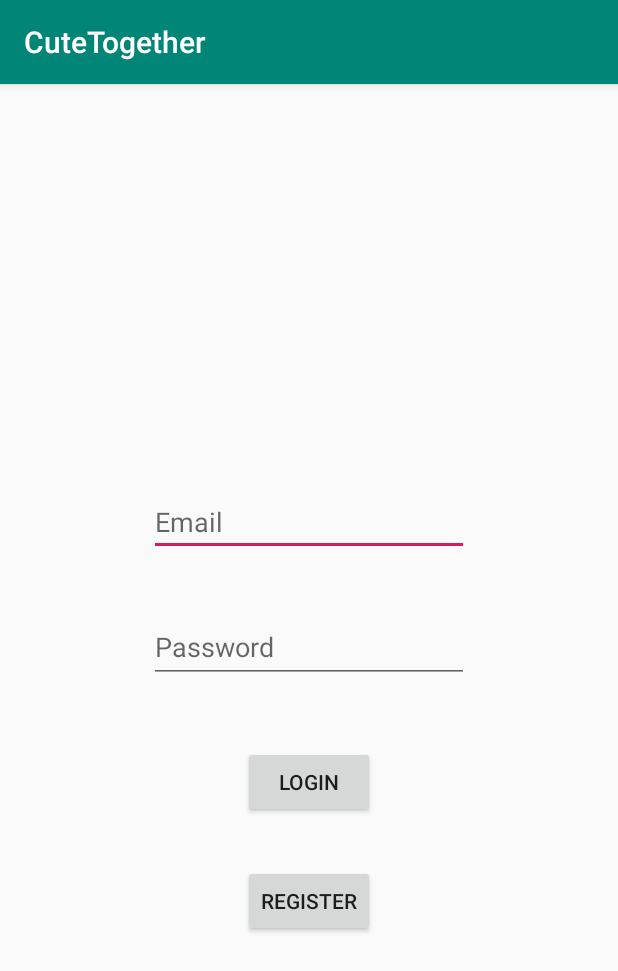
After one commit to ESE205/social-network-matchmaking, an Android app: the LoginActivity screen opened directly, with no data from a screen before it, on a phone screen of 412 x 824 dp. The commit adds this screen. Shown: the top 971 px of the screen. Run offline under Robolectric (Android 15) with nearby library versions, the phone set to English and light mode, and no system bars.

Commit message:
added firebase core to resolve issue added login activity and xml added register activty and xml known error with android support library

```diff
--- a/app/build.gradle
+++ b/app/build.gradle
@@ -23,8 +23,10 @@ dependencies {
     implementation fileTree(dir: 'libs', include: ['*.jar'])
     implementation 'com.android.support:appcompat-v7:28.0.0'
     implementation 'com.android.support.constraint:constraint-layout:1.1.3'
+    implementation 'com.google.firebase:firebase-core:16.0.3'
     implementation 'com.google.firebase:firebase-auth:16.0.3'
     testImplementation 'junit:junit:4.12'
     androidTestImplementation 'com.android.support.test:runner:1.0.2'
     androidTestImplementation 'com.android.support.test.espresso:espresso-core:3.0.2'
+    implementation 'com.android.support:recyclerview-v7:28.0.0'
 }
--- a/app/src/main/AndroidManifest.xml
+++ b/app/src/main/AndroidManifest.xml
@@ -9,6 +9,8 @@
         android:roundIcon="@mipmap/ic_launcher_round"
         android:supportsRtl="true"
         android:theme="@style/AppTheme">
+        <activity android:name=".RegisterActivity"></activity>
+        <activity android:name=".LoginActivity" />
         <activity android:name=".MainActivity">
             <intent-filter>
                 <action android:name="android.intent.action.MAIN" />
--- /dev/null
+++ b/app/src/main/java/com/example/cutetogether/LoginActivity.java
@@ -0,0 +1,13 @@
+package com.example.cutetogether;
+
+import android.support.v7.app.AppCompatActivity;
+import android.os.Bundle;
+
+public class LoginActivity extends AppCompatActivity {
+
+    @Override
+    protected void onCreate(Bundle savedInstanceState) {
+        super.onCreate(savedInstanceState);
+        setContentView(R.layout.activity_login);
+    }
+}
--- /dev/null
+++ b/app/src/main/res/layout/activity_login.xml
@@ -0,0 +1,60 @@
+<?xml version="1.0" encoding="utf-8"?>
+<android.support.constraint.ConstraintLayout xmlns:android="http://schemas.android.com/apk/res/android"
+    xmlns:app="http://schemas.android.com/apk/res-auto"
+    xmlns:tools="http://schemas.android.com/tools"
+    android:layout_width="match_parent"
+    android:layout_height="match_parent">
+
+    <EditText
+        android:id="@+id/editText"
+        android:layout_width="wrap_content"
+        android:layout_height="wrap_content"
+        android:layout_marginTop="253dp"
+        android:ems="10"
+        android:hint="@string/email_field_hint"
+        android:autofillHints="@string/email_field_hint"
+        android:inputType="textEmailAddress"
+        app:layout_constraintBottom_toTopOf="@+id/editText2"
+        app:layout_constraintEnd_toEndOf="parent"
+        app:layout_constraintStart_toStartOf="parent"
+        app:layout_constraintTop_toTopOf="parent" />
+
+    <EditText
+        android:id="@+id/editText2"
+        android:layout_width="wrap_content"
+        android:layout_height="48dp"
+        android:layout_marginTop="21dp"
+        android:ems="10"
+        android:hint="@string/pwd_field_hint"
+        android:autofillHints="@string/pwd_field_hint"
+        android:inputType="textPassword"
+        app:layout_constraintBottom_toTopOf="@+id/login_button"
+        app:layout_constraintEnd_toEndOf="parent"
+        app:layout_constraintStart_toStartOf="parent"
+        app:layout_constraintTop_toBottomOf="@+id/editText" />
+
+    <Button
+        android:id="@+id/login_button"
+        android:layout_width="wrap_content"
+        android:layout_height="wrap_content"
+        android:layout_marginStart="161dp"
+        android:layout_marginTop="26dp"
+        android:layout_marginEnd="162dp"
+        android:text="@string/login_btn"
+        app:layout_constraintBottom_toTopOf="@+id/register_button"
+        app:layout_constraintEnd_toEndOf="parent"
+        app:layout_constraintStart_toStartOf="parent"
+        app:layout_constraintTop_toBottomOf="@+id/editText2" />
+
+    <Button
+        android:id="@+id/register_button"
+        android:layout_width="wrap_content"
+        android:layout_height="wrap_content"
+        android:layout_marginTop="16dp"
+        android:layout_marginBottom="183dp"
+        android:text="@string/register_btn"
+        app:layout_constraintBottom_toBottomOf="parent"
+        app:layout_constraintEnd_toEndOf="parent"
+        app:layout_constraintStart_toStartOf="parent"
+        app:layout_constraintTop_toBottomOf="@+id/login_button" />
+</android.support.constraint.ConstraintLayout>
--- a/app/src/main/res/values/strings.xml
+++ b/app/src/main/res/values/strings.xml
@@ -1,3 +1,8 @@
 <resources>
     <string name="app_name">CuteTogether</string>
+    <string name="login_btn">Login</string>
+    <string name="register_btn">Register</string>
+    <string name="email_field_hint">Email</string>
+    <string name="pwd_field_hint">Password</string>
+    <string name="name_input_register">Name</string>
 </resources>
```
Also changed, not shown: app/src/main/java/com/example/cutetogether/RegisterActivity.java (added, +18 -0 lines), app/src/main/res/layout/activity_register.xml (added, +71 -0 lines).
